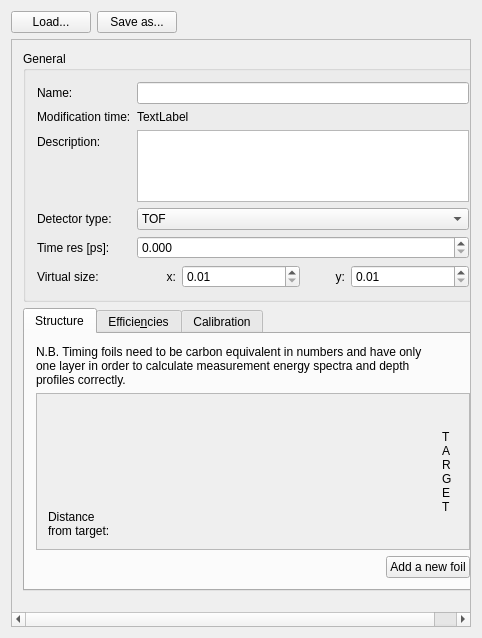
JYU-IBA/potku, file ui_files/ui_request_detector_settings.ui: the form before one commit.
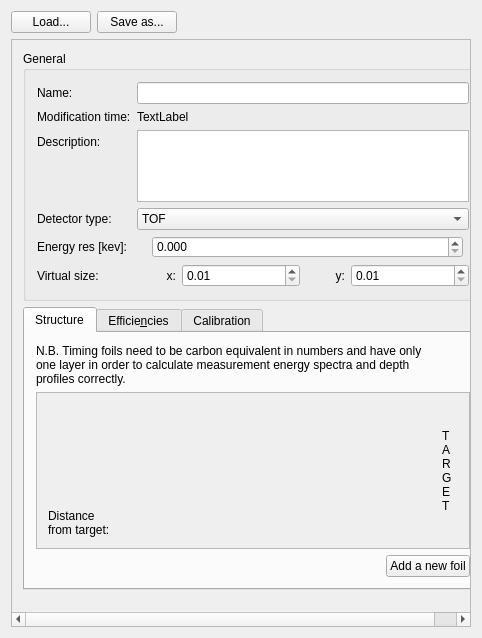
The form after the commit. The open tabs and pages were chosen to show the change. Icons and pictures are not drawn.

Commit message: Added Energyres variable, Added stacked timeres/energyres to gui. Detector type dictates which one is displayed.

Diff of the .ui file:
```diff
--- a/ui_files/ui_request_detector_settings.ui
+++ b/ui_files/ui_request_detector_settings.ui
@@ -218,21 +218,117 @@
                 </item>
                </widget>
               </item>
-              <item row="4" column="0">
-               <widget class="QLabel" name="label_3">
-                <property name="text">
-                 <string>Time res [ps]:</string>
+              <item row="4" column="0" colspan="2">
+               <widget class="QStackedWidget" name="resolutionStack">
+                <property name="enabled">
+                 <bool>true</bool>
                 </property>
-               </widget>
-              </item>
-              <item row="4" column="1">
-               <widget class="QDoubleSpinBox" name="timeResSpinBox">
-                <property name="decimals">
-                 <number>3</number>
+                <property name="sizePolicy">
+                 <sizepolicy hsizetype="Expanding" vsizetype="Preferred">
+                  <horstretch>0</horstretch>
+                  <verstretch>0</verstretch>
+                 </sizepolicy>
                 </property>
-                <property name="maximum">
-                 <double>99999.990000000005239</double>
+                <property name="minimumSize">
+                 <size>
+                  <width>0</width>
+                  <height>22</height>
+                 </size>
                 </property>
+                <property name="frameShape">
+                 <enum>QFrame::NoFrame</enum>
+                </property>
+                <property name="currentIndex">
+                 <number>1</number>
+                </property>
+                <widget class="QWidget" name="page_time">
+                 <property name="minimumSize">
+                  <size>
+                   <width>0</width>
+                   <height>22</height>
+                  </size>
+                 </property>
+                 <widget class="QLabel" name="label_3">
+                  <property name="geometry">
+                   <rect>
+                    <x>0</x>
+                    <y>0</y>
+                    <width>100</width>
+                    <height>22</height>
+                   </rect>
+                  </property>
+                  <property name="text">
+                   <string>Time res [ps]:</string>
+                  </property>
+                 </widget>
+                 <widget class="QDoubleSpinBox" name="timeResSpinBox">
+                  <property name="geometry">
+                   <rect>
+                    <x>115</x>
+                    <y>0</y>
+                    <width>316</width>
+                    <height>22</height>
+                   </rect>
+                  </property>
+                  <property name="sizePolicy">
+                   <sizepolicy hsizetype="Expanding" vsizetype="Fixed">
+                    <horstretch>0</horstretch>
+                    <verstretch>0</verstretch>
+                   </sizepolicy>
+                  </property>
+                  <property name="decimals">
+                   <number>3</number>
+                  </property>
+                  <property name="maximum">
+                   <double>99999.990000000005239</double>
+                  </property>
+                 </widget>
+                 <zorder>timeResSpinBox</zorder>
+                 <zorder>label_3</zorder>
+                </widget>
+                <widget class="QWidget" name="page_energy">
+                 <property name="minimumSize">
+                  <size>
+                   <width>0</width>
+                   <height>22</height>
+                  </size>
+                 </property>
+                 <widget class="QLabel" name="label_12">
+                  <property name="geometry">
+                   <rect>
+                    <x>0</x>
+                    <y>0</y>
+                    <width>100</width>
+                    <height>22</height>
+                   </rect>
+                  </property>
+                  <property name="text">
+                   <string>Energy res [kev]:</string>
+                  </property>
+                 </widget>
+                 <widget class="QDoubleSpinBox" name="energyResSpinBox">
+                  <property name="geometry">
+                   <rect>
+                    <x>115</x>
+                    <y>0</y>
+                    <width>311</width>
+                    <height>22</height>
+                   </rect>
+                  </property>
+                  <property name="sizePolicy">
+                   <sizepolicy hsizetype="Expanding" vsizetype="Fixed">
+                    <horstretch>0</horstretch>
+                    <verstretch>0</verstretch>
+                   </sizepolicy>
+                  </property>
+                  <property name="decimals">
+                   <number>3</number>
+                  </property>
+                  <property name="maximum">
+                   <double>99999.990000000005239</double>
+                  </property>
+                 </widget>
+                </widget>
                </widget>
               </item>
               <item row="5" column="0">
```
Left out of the diff: 2 changed lines with no effect on the pictures. The commit also changes 3 other files.
